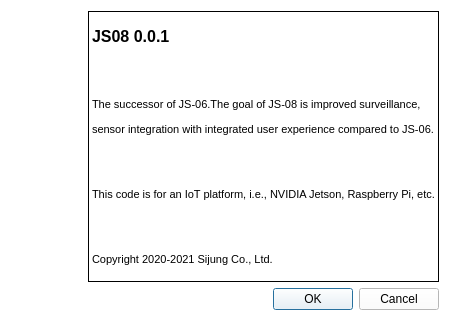
The window that js06/resources/about_view.ui (Oh-JongJin/js08) describes before a commit, drawn with Qt 5.
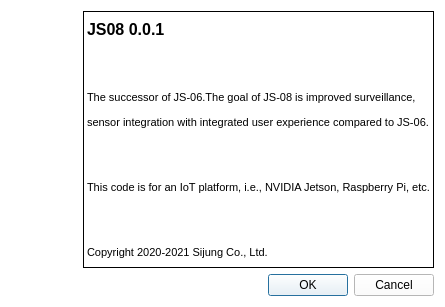
The same window after the commit. Icons and pictures are not drawn.

Commit message: Modify size of about_view window

```diff
--- a/js06/resources/about_view.ui
+++ b/js06/resources/about_view.ui
@@ -6,8 +6,8 @@
    <rect>
     <x>0</x>
     <y>0</y>
-    <width>450</width>
-    <height>321</height>
+    <width>445</width>
+    <height>307</height>
    </rect>
   </property>
   <property name="windowTitle">
```
